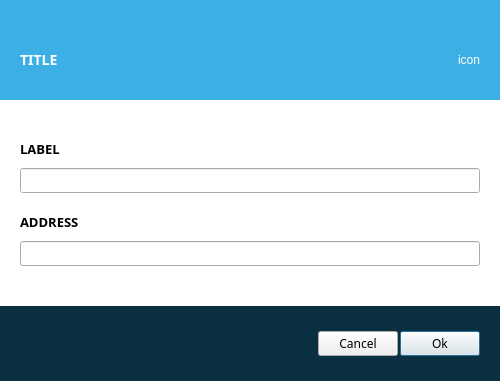
aurovine/AudioCoin, file src/qt/forms/editaddressdialog.ui: the form before one commit.
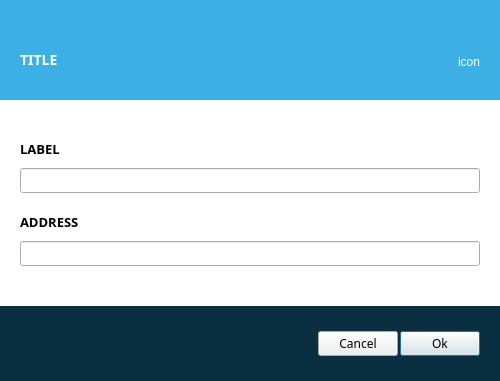
The form after the commit. Icons and pictures are not drawn. Custom widgets are drawn as their Qt base class.

Patch:
```diff
--- a/src/qt/forms/editaddressdialog.ui
+++ b/src/qt/forms/editaddressdialog.ui
@@ -121,6 +121,18 @@
       </item>
       <item>
        <widget class="QLabel" name="titleIcon">
+        <property name="sizePolicy">
+         <sizepolicy hsizetype="Preferred" vsizetype="Minimum">
+          <horstretch>0</horstretch>
+          <verstretch>0</verstretch>
+         </sizepolicy>
+        </property>
+        <property name="minimumSize">
+         <size>
+          <width>24</width>
+          <height>24</height>
+         </size>
+        </property>
         <property name="text">
          <string>icon</string>
         </property>
```
